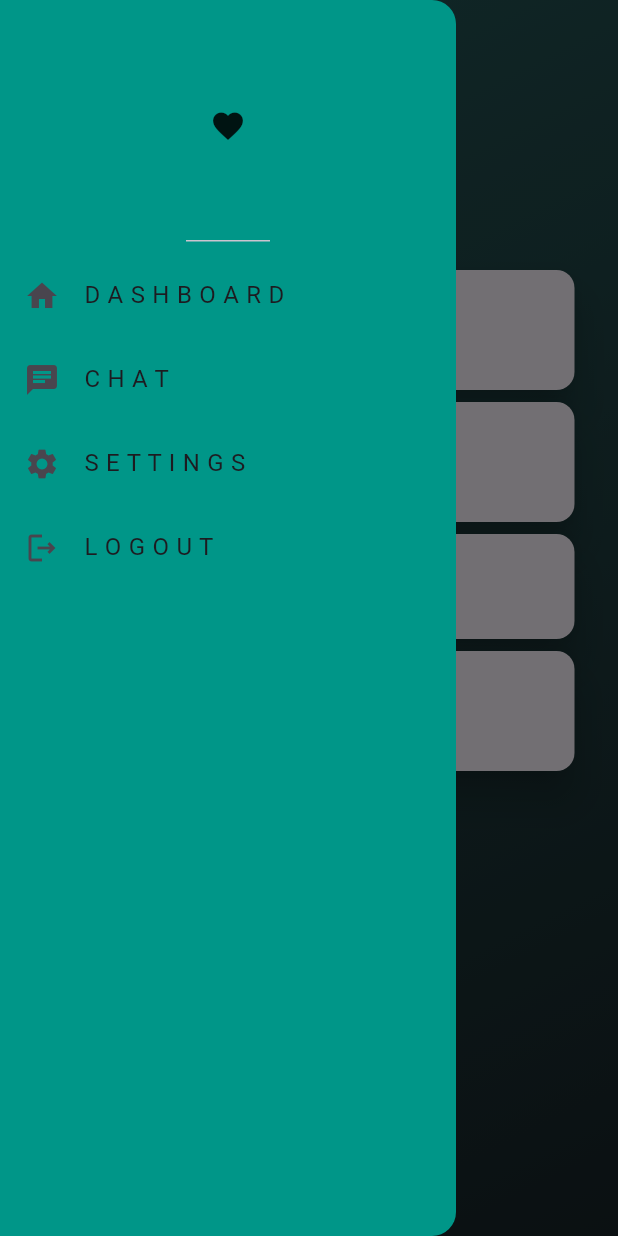
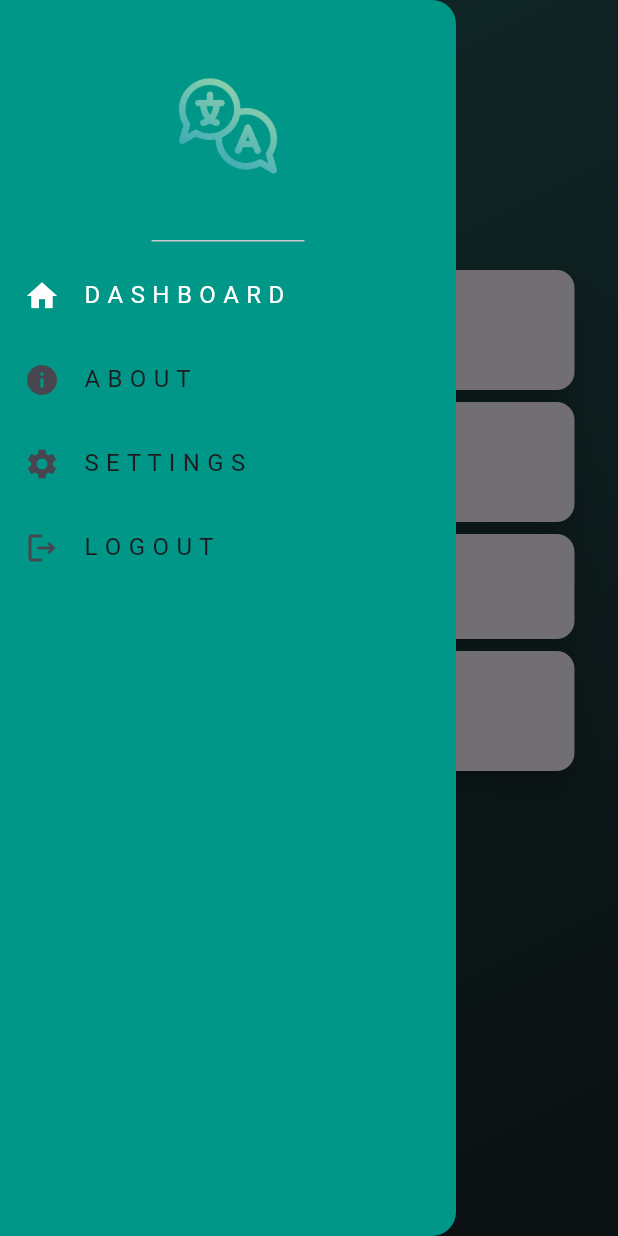
Before and after one commit to suraj-yadav0/vyakhya_ai-main, a Flutter app: the HomeScreen screen opened directly, with the side drawer open, on a phone screen of 412 x 824 dp. Run offline on Flutter 3.47's test engine with Material 3 defaults, Android fonts, the phone set to English and light mode, and no system bars; drawn by our look-alikes of flutter_animate; our stand-ins replace flutter_svg, get, google_fonts, lottie, speech_to_text; missing offline and left inert: gallery_picker, google_mlkit_text_recognition, translator_plus.

Commit message:
finished Adding icon in the Drawer

```diff
--- a/lib/screens/home_screen.dart
+++ b/lib/screens/home_screen.dart
@@ -61,29 +61,33 @@ class _HomeScreenState extends State<HomeScreen> {
                 .toList(),
           ).animate().fade(duration: 1.seconds),
         ),
-        drawer: const Drawer(
+        drawer: Drawer(
           backgroundColor: Colors.teal,
           child: Column(
             children: [
                DrawerHeader(
-        child: Icon(Icons.favorite),
+                child: Image.asset('assets/png/logoPng.png',width: 70,height: 70,)
               ),
               ListTile(
-        leading: Icon(Icons.home),
-        title: Text('D A S H B O A R D'),
+                onTap: () {},
+                leading: const Icon(Icons.home,color: Colors.white,),
+                title: const Text('D A S H B O A R D',style: TextStyle(color: Colors.white),),
               ),
               ListTile(
-        leading: Icon(Icons.chat),
-        title: Text('C H A T'),
+                onTap: () {},
+                leading: const Icon(Icons.info),
+                title: const Text('A B O U T'),
               ),
               ListTile(
-        leading: Icon(Icons.settings),
-        title: Text('S E T T I N G S'),
+                onTap: () {},
+                leading: const Icon(Icons.settings),
+                title: const Text('S E T T I N G S'),
               ),
               ListTile(
-        leading: Icon(Icons.logout_outlined),
-        title: Text('L O G O U T'),
-      )
+                onTap: () {},
+                leading: const Icon(Icons.logout_outlined),
+                title: const Text('L O G O U T'),
+              ),
             ],
           ),
         ),
```
Lines whose indentation alone changed are shown as unchanged.
